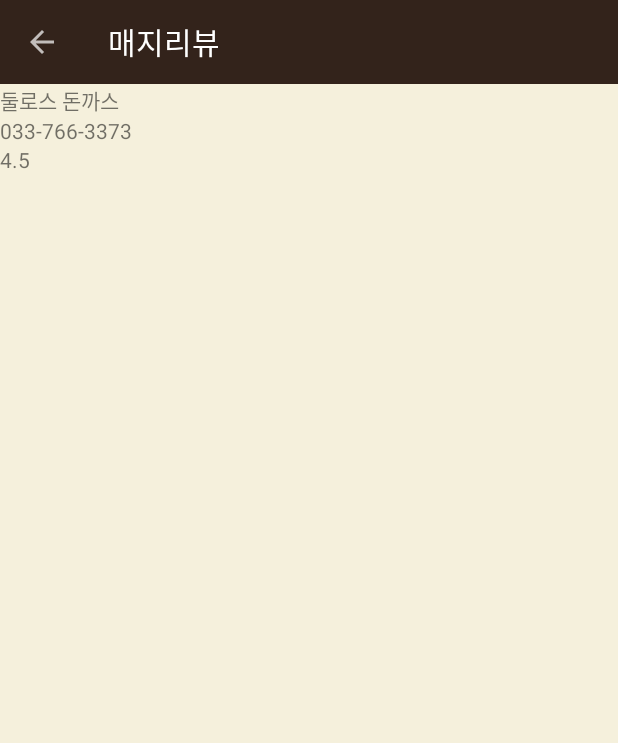
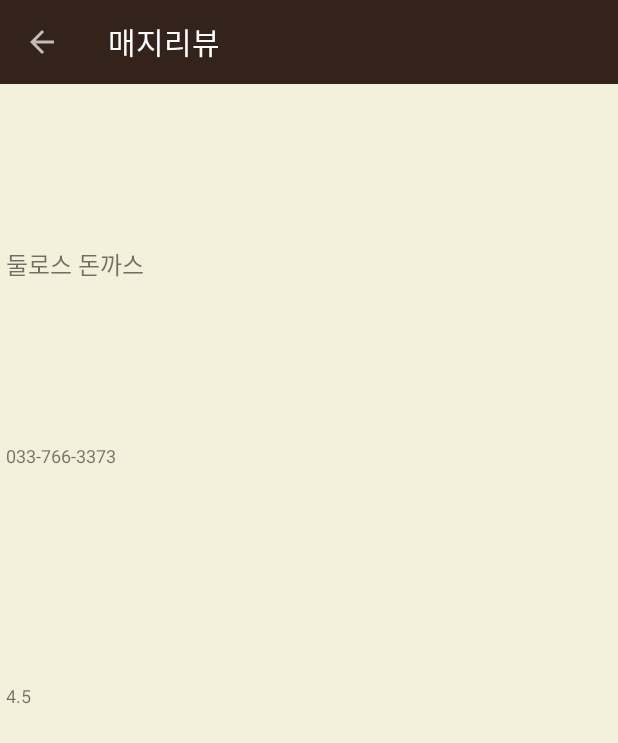
Before and after one commit to meajireview/meajireview, an Android app: the ShopListActivity screen opened directly, with no data from a screen before it, on a phone screen of 412 x 824 dp. Shown: the top 743 px of the screen. Run offline under Robolectric (Android 15) with nearby library versions, the phone set to English and light mode, and no system bars; our stand-ins replace ButterKnife; Roboto replaces fonts that are not available here.

```diff
--- a/app/src/main/res/layout/activity_shoplist.xml
+++ b/app/src/main/res/layout/activity_shoplist.xml
@@ -11,6 +11,6 @@
     <android.support.v7.widget.RecyclerView
         android:layout_width="match_parent"
         android:layout_height="wrap_content"
-        android:id="@+id/recyclerView"/>
+        android:id="@+id/recyclerView" />
 
 </LinearLayout>
--- a/app/src/main/res/layout/item_shopinfo.xml
+++ b/app/src/main/res/layout/item_shopinfo.xml
@@ -2,19 +2,31 @@
 <LinearLayout xmlns:android="http://schemas.android.com/apk/res/android"
     android:orientation="vertical" android:layout_width="match_parent"
     android:layout_height="match_parent"
-    android:id="@+id/container">
+    android:id="@+id/container"
+    android:paddingLeft="4dp">
 
     <TextView
+        android:paddingTop="2dp"
         android:layout_width="match_parent"
         android:layout_height="wrap_content"
-        android:id="@+id/shopName"/>
+        android:id="@+id/shopName"
+        android:textSize="16dp"
+        android:gravity="center_vertical"
+        android:layout_weight="3"/>
     <TextView
+        android:paddingTop="1dp"
         android:layout_width="match_parent"
         android:layout_height="wrap_content"
-        android:id="@+id/shopCall"/>
+        android:id="@+id/shopCall"
+        android:textSize="12dp"
+        android:layout_weight="2"/>
     <TextView
+        android:paddingTop="1dp"
         android:layout_width="match_parent"
         android:layout_height="wrap_content"
-        android:id="@+id/shopRating"/>
+        android:id="@+id/shopRating"
+        android:textSize="12dp"
+        android:layout_weight="2"/>
+
 
 </LinearLayout>
```
